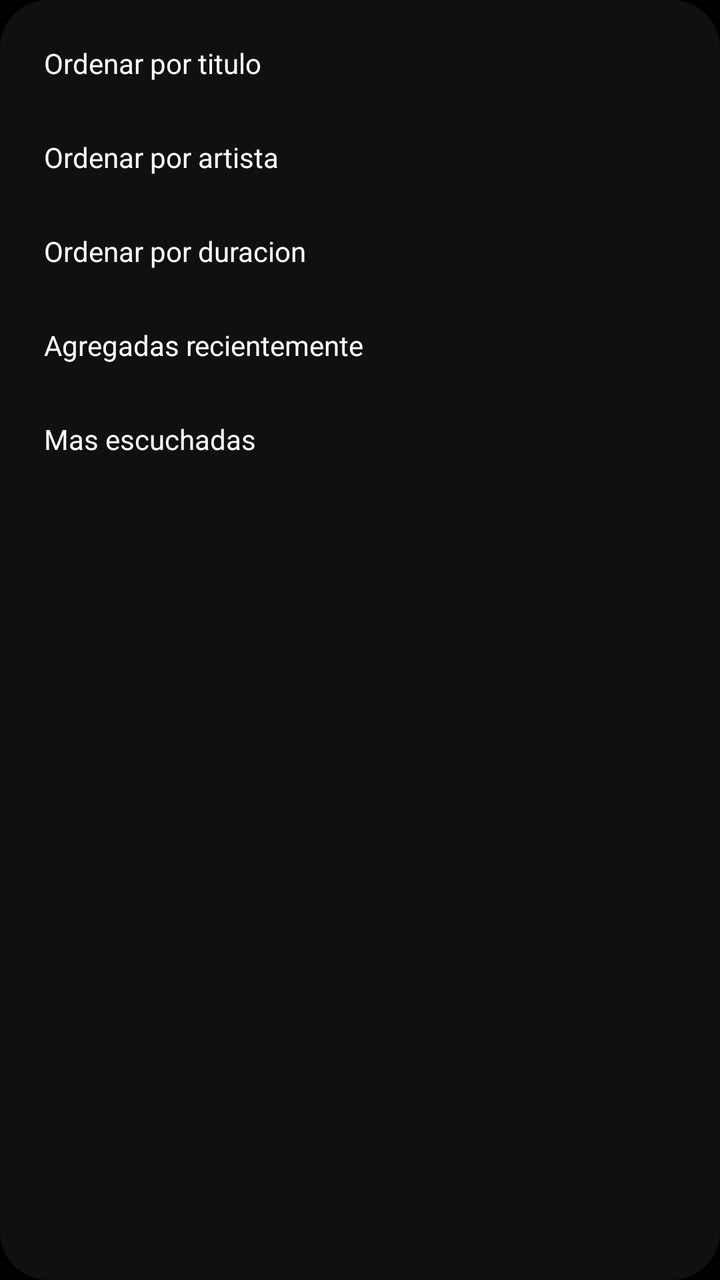
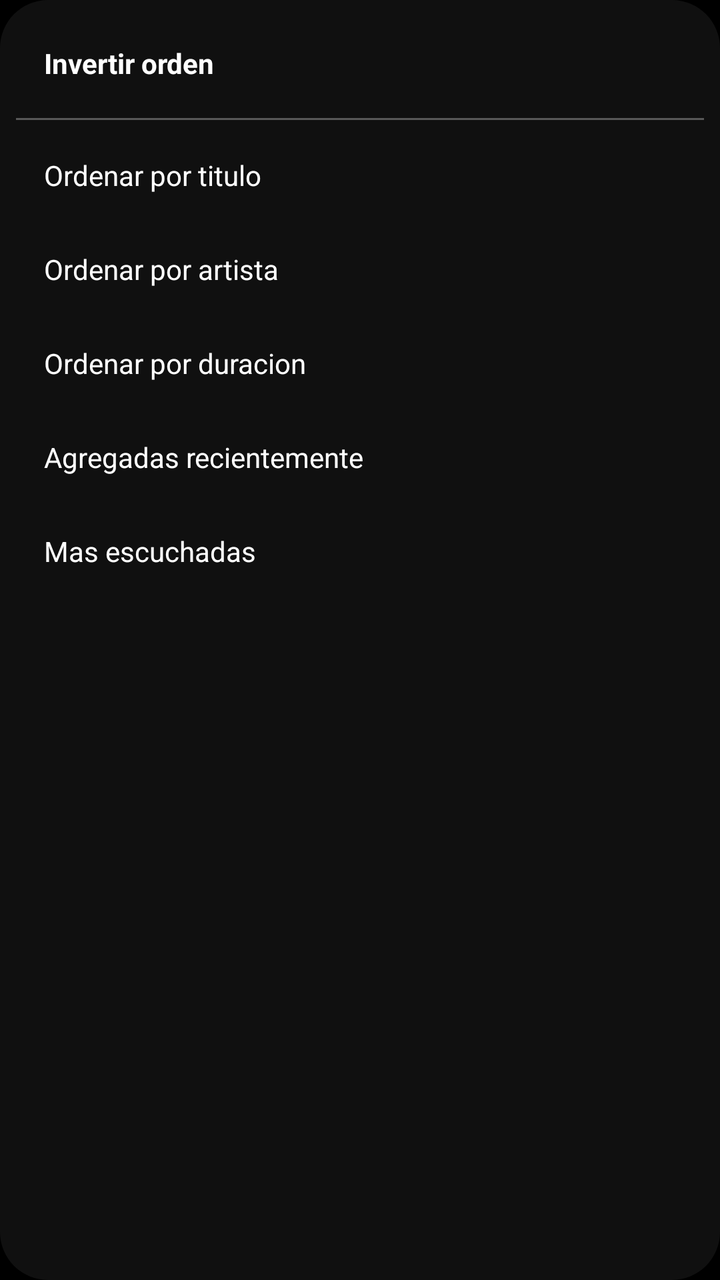

Screens rendered from an Android XML layout before and after an edit, with the pre-edit source and the edit as a unified diff.
<!-- AndroidManifest.xml: application theme Theme.MP_3 -->
<!-- res/layout/popup_sort_menu.xml -->
<?xml version="1.0" encoding="utf-8"?>
<LinearLayout xmlns:android="http://schemas.android.com/apk/res/android"
    android:layout_width="240dp"
    android:layout_height="wrap_content"
    android:background="@drawable/bg_dialog_rounded"
    android:orientation="vertical"
    android:padding="8dp">

    <TextView
        android:id="@+id/tvSortTitle"
        android:layout_width="match_parent"
        android:layout_height="wrap_content"
        android:background="?attr/selectableItemBackground"
        android:padding="14dp"
        android:text="Ordenar por titulo"
        android:textColor="@color/text_primary_light"
        android:textSize="14sp" />

    <TextView
        android:id="@+id/tvSortArtist"
        android:layout_width="match_parent"
        android:layout_height="wrap_content"
        android:background="?attr/selectableItemBackground"
        android:padding="14dp"
        android:text="Ordenar por artista"
        android:textColor="@color/text_primary_light"
        android:textSize="14sp" />

    <TextView
        android:id="@+id/tvSortDuration"
        android:layout_width="match_parent"
        android:layout_height="wrap_content"
        android:background="?attr/selectableItemBackground"
        android:padding="14dp"
        android:text="Ordenar por duracion"
        android:textColor="@color/text_primary_light"
        android:textSize="14sp" />

    <TextView
        android:id="@+id/tvSortDateAdded"
        android:layout_width="match_parent"
        android:layout_height="wrap_content"
        android:background="?attr/selectableItemBackground"
        android:padding="14dp"
        android:text="Agregadas recientemente"
        android:textColor="@color/text_primary_light"
        android:textSize="14sp" />

    <TextView
        android:id="@+id/tvSortMostPlayed"
        android:layout_width="match_parent"
        android:layout_height="wrap_content"
        android:background="?attr/selectableItemBackground"
        android:padding="14dp"
        android:text="Mas escuchadas"
        android:textColor="@color/text_primary_light"
        android:textSize="14sp" />

</LinearLayout>
<!-- resources referenced by this layout -->
<resources>
  <color name="text_primary_light">#FFFFFF</color>
  <!-- drawable bg_dialog_rounded (drawable) -->
  <?xml version="1.0" encoding="utf-8"?>
  <shape xmlns:android="http://schemas.android.com/apk/res/android"
      android:shape="rectangle">
      <solid android:color="@color/surface_dark" />
      <corners android:radius="24dp" />
  </shape>
  <style name="Theme.MP_3" parent="Theme.MaterialComponents.DayNight.NoActionBar">
          <item name="colorPrimary">@color/purple_primary</item>
          <item name="colorPrimaryVariant">@color/purple_dark</item>
          <item name="colorOnPrimary">@color/white</item>
          <item name="colorSecondary">@color/blue_primary</item>
          <item name="colorSecondaryVariant">@color/blue_dark</item>
          <item name="colorOnSecondary">@color/white</item>
          <item name="android:statusBarColor">@color/background_dark</item>
          <item name="android:windowBackground">@color/background_dark</item>
          <item name="android:navigationBarColor">@color/background_dark</item>
      </style>
  <color name="surface_dark">#101010</color>
  <color name="purple_primary">#9C27B0</color>
  <color name="purple_dark">#1C1C1C</color>
  <color name="white">#FFFFFF</color>
  <color name="blue_primary">#9C27B0</color>
  <color name="blue_dark">#0A0A0A</color>
  <color name="background_dark">#000000</color>
</resources>

<!-- the commit's change to res/layout/popup_sort_menu.xml (unified diff, before → after) -->
@@ -5,6 +5,24 @@
     android:background="@drawable/bg_dialog_rounded"
     android:orientation="vertical"
     android:padding="8dp">
+
+    <TextView
+        android:id="@+id/tvSortReverse"
+        android:layout_width="match_parent"
+        android:layout_height="wrap_content"
+        android:background="?attr/selectableItemBackground"
+        android:padding="14dp"
+        android:text="Invertir orden"
+        android:textColor="@color/text_primary_light"
+        android:textStyle="bold"
+        android:textSize="14sp" />
+
+    <View
+        android:layout_width="match_parent"
+        android:layout_height="1dp"
+        android:layout_marginTop="4dp"
+        android:layout_marginBottom="4dp"
+        android:background="@color/spotify_progress_track" />
 
     <TextView
         android:id="@+id/tvSortTitle"
<!-- resource entries referenced after the edit -->
@@ -1,5 +1,6 @@
 <!-- resources referenced by this layout -->
 <resources>
+  <color name="spotify_progress_track">#4DFFFFFF</color>
   <color name="text_primary_light">#FFFFFF</color>
   <!-- drawable bg_dialog_rounded (drawable) -->
   <?xml version="1.0" encoding="utf-8"?>
